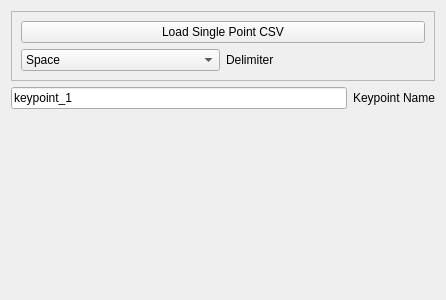
Before: the Qt Designer form src/WhiskerToolbox/IO_Widgets/PointLoaderWidget/Point_Loader_Widget.ui in paulmthompson/WhiskerToolbox, drawn with Qt 5.
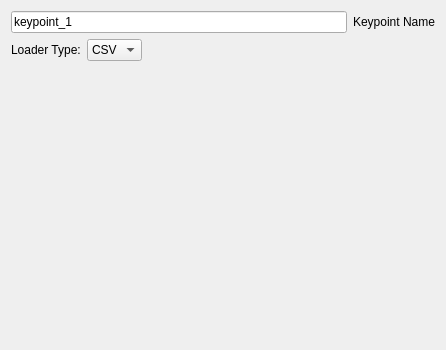
After: the same form once the commit is applied. Custom widgets are drawn as their Qt base class.

Commit message: refactor out CSV loading for Point Loader Widget

Patch:
```diff
--- a/src/WhiskerToolbox/IO_Widgets/PointLoaderWidget/Point_Loader_Widget.ui
+++ b/src/WhiskerToolbox/IO_Widgets/PointLoaderWidget/Point_Loader_Widget.ui
@@ -7,7 +7,7 @@
     <x>0</x>
     <y>0</y>
     <width>446</width>
-    <height>300</height>
+    <height>350</height>
    </rect>
   </property>
   <property name="windowTitle">
@@ -15,51 +15,7 @@
   </property>
   <layout class="QVBoxLayout" name="verticalLayout">
    <item>
-    <widget class="QFrame" name="frame">
-     <property name="frameShape">
-      <enum>QFrame::Shape::StyledPanel</enum>
-     </property>
-     <property name="frameShadow">
-      <enum>QFrame::Shadow::Raised</enum>
-     </property>
-     <layout class="QVBoxLayout" name="verticalLayout_2">
-      <item>
-       <widget class="QPushButton" name="load_single_button">
-        <property name="text">
-         <string>Load Single Point CSV</string>
-        </property>
-       </widget>
-      </item>
-      <item>
-       <layout class="QHBoxLayout" name="horizontalLayout">
-        <item>
-         <widget class="QComboBox" name="delimiter_combo">
-          <item>
-           <property name="text">
-            <string>Space</string>
-           </property>
-          </item>
-          <item>
-           <property name="text">
-            <string>Comma</string>
-           </property>
-          </item>
-         </widget>
-        </item>
-        <item>
-         <widget class="QLabel" name="label_2">
-          <property name="text">
-           <string>Delimiter</string>
-          </property>
-         </widget>
-        </item>
-       </layout>
-      </item>
-     </layout>
-    </widget>
-   </item>
-   <item>
-    <layout class="QHBoxLayout" name="horizontalLayout_2">
+    <layout class="QHBoxLayout" name="dataNameLayout">
      <item>
       <widget class="QLineEdit" name="data_name_text">
        <property name="text">
@@ -68,7 +24,7 @@
       </widget>
      </item>
      <item>
-      <widget class="QLabel" name="label">
+      <widget class="QLabel" name="label_data_name">
        <property name="text">
         <string>Keypoint Name</string>
        </property>
@@ -76,6 +32,47 @@
      </item>
     </layout>
    </item>
+   <item>
+    <layout class="QHBoxLayout" name="loaderTypeLayout">
+     <item>
+      <widget class="QLabel" name="label_loader_type">
+       <property name="text">
+        <string>Loader Type:</string>
+       </property>
+      </widget>
+     </item>
+     <item>
+      <widget class="QComboBox" name="loader_type_combo">
+       <item>
+        <property name="text">
+         <string>CSV</string>
+        </property>
+       </item>
+      </widget>
+     </item>
+     <item>
+      <spacer name="loaderTypeSpacer">
+       <property name="orientation">
+        <enum>Qt::Orientation::Horizontal</enum>
+       </property>
+       <property name="sizeHint" stdset="0">
+        <size>
+         <width>40</width>
+         <height>20</height>
+        </size>
+       </property>
+      </spacer>
+     </item>
+    </layout>
+   </item>
+   <item>
+    <widget class="QStackedWidget" name="stacked_loader_options">
+     <property name="currentIndex">
+      <number>0</number>
+     </property>
+     <widget class="CSVPointLoader_Widget" name="csv_point_loader_widget"/>
+    </widget>
+   </item>
    <item>
     <widget class="Scaling_Widget" name="scaling_widget" native="true"/>
    </item>
@@ -101,6 +98,12 @@
    <header>IO_Widgets/Scaling_Widget/Scaling_Widget.hpp</header>
    <container>1</container>
   </customwidget>
+  <customwidget>
+   <class>CSVPointLoader_Widget</class>
+   <extends>QWidget</extends>
+   <header>IO_Widgets/PointLoaderWidget/CSV/CSVPointLoader_Widget.hpp</header>
+   <container>1</container>
+  </customwidget>
  </customwidgets>
  <resources/>
  <connections/>
```
Left out of the diff: 2 changed lines with no effect on the pictures. The commit also changes 6 other files.
